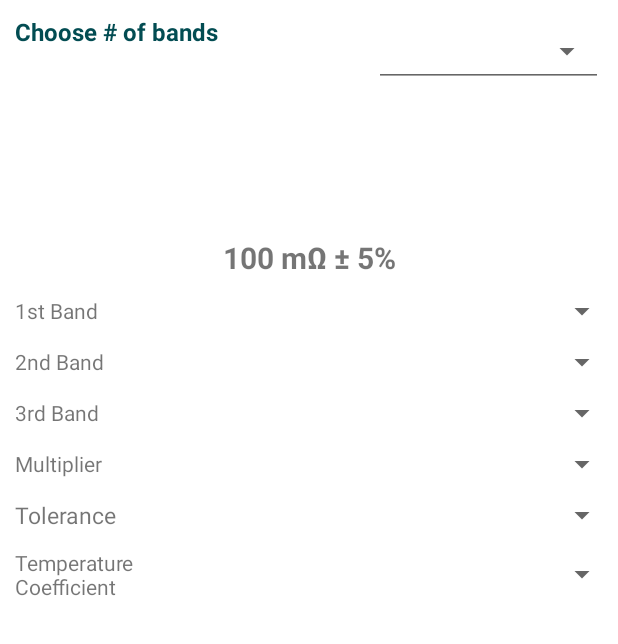
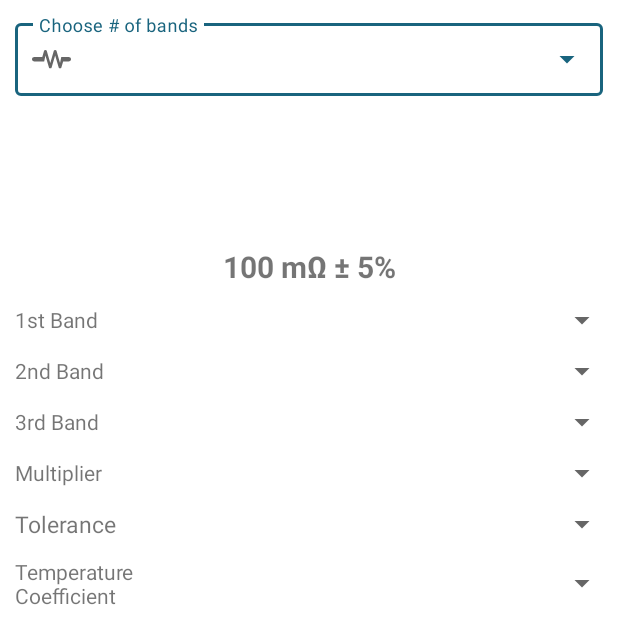
Before and after one commit to kl3jvi/rc-calc, an Android app: the layout activity_main.xml on its own in the app's theme, with its tools: preview values and no code run, on a phone screen of 412 x 824 dp. Shown: the top 644 px of the screen. Run offline under Robolectric (Android 15) with nearby library versions, the phone set to English and light mode, and no system bars.

Commit message:
UI Changes

```diff
--- a/app/build.gradle
+++ b/app/build.gradle
@@ -32,6 +32,7 @@ dependencies {
 
     implementation 'androidx.appcompat:appcompat:1.2.0'
     implementation 'com.google.android.material:material:1.3.0'
+
     implementation 'androidx.constraintlayout:constraintlayout:2.0.4'
 
     // vector library to change colors;
--- /dev/null
+++ b/app/src/main/res/drawable/ic_resistor.xml
@@ -0,0 +1,4 @@
+<vector android:height="14.371258dp" android:viewportHeight="614"
+    android:viewportWidth="1024" android:width="26dp" xmlns:android="http://schemas.android.com/apk/res/android">
+    <path android:fillColor="#626262" android:pathData="M960,376H818l-47,168q-3,12 -13,18.5t-22,5.5q-12,1 -22,-5.5T701,544l-93,-335l-93,335q-3,12 -13,18.5t-22,5.5q-12,1 -22,-5.5T445,544l-93,-335l-32,167H64q-26,0 -45,-18.5t-19,-45T19,267t45,-19h206l47,-168q3,-11 13,-17.5t22,-5.5q12,-1 22,5.5T387,80l93,336l93,-336q3,-11 13,-17.5t22,-5.5q12,-1 22,5.5T643,80l93,336l32,-168h192q27,0 45.5,19t18.5,45.5t-18.5,45T960,376z"/>
+</vector>
--- a/app/src/main/res/layout/activity_main.xml
+++ b/app/src/main/res/layout/activity_main.xml
@@ -2,9 +2,9 @@
 <LinearLayout xmlns:android="http://schemas.android.com/apk/res/android"
     xmlns:app="http://schemas.android.com/apk/res-auto"
     xmlns:tools="http://schemas.android.com/tools"
-    android:orientation="vertical"
     android:layout_width="match_parent"
     android:layout_height="match_parent"
+    android:orientation="vertical"
     tools:context=".MainActivity">
 
     <LinearLayout
@@ -16,25 +16,42 @@
         android:paddingEnd="10dp"
         android:weightSum="2">
 
-        <TextView
-            android:id="@+id/textView"
-            android:layout_width="wrap_content"
+<!--        <TextView-->
+<!--            android:id="@+id/textView"-->
+<!--            android:layout_width="wrap_content"-->
+<!--            android:layout_height="wrap_content"-->
+<!--            android:layout_weight="1"-->
+<!--            android:text="Choose # of bands"-->
+<!--            android:textColor="@color/purple_700"-->
+<!--            android:textSize="16sp"-->
+<!--            android:textStyle="bold"-->
+<!--            app:layout_constraintEnd_toStartOf="@+id/spinner"-->
+<!--            app:layout_constraintStart_toStartOf="parent"-->
+<!--            app:layout_constraintTop_toTopOf="parent" />-->
+
+        <com.google.android.material.textfield.TextInputLayout
+            android:id="@+id/menu"
+            style="@style/Widget.MaterialComponents.TextInputLayout.OutlinedBox.Dense.ExposedDropdownMenu"
+            android:layout_width="match_parent"
             android:layout_height="wrap_content"
-            android:layout_weight="1"
-            android:text="Choose # of bands"
-            android:textColor="@color/purple_700"
-            android:textSize="16sp"
-            android:textStyle="bold"
-            app:layout_constraintEnd_toStartOf="@+id/spinner"
-            app:layout_constraintStart_toStartOf="parent"
-            app:layout_constraintTop_toTopOf="parent" />
+            android:hint="@string/hint_text"
+            app:startIconDrawable="@drawable/ic_resistor">
 
+            <AutoCompleteTextView
+                android:id="@+id/drp"
+
+                android:layout_width="match_parent"
+                android:layout_height="wrap_content"
+                android:inputType="none"
+                />
+
+        </com.google.android.material.textfield.TextInputLayout>
         <Spinner
             android:id="@+id/spinBands"
-            android:layout_width="wrap_content"
+
+            android:layout_width="0dp"
             android:layout_height="wrap_content"
-            style="@android:style/Widget.Material.Spinner.Underlined"
-            android:layout_weight="1"
+
             android:minHeight="48dp"
             app:layout_constraintEnd_toEndOf="parent"
             app:layout_constraintTop_toTopOf="parent"
@@ -52,7 +69,7 @@
         android:paddingBottom="20dp" />
 
     <TextView
-        android:id="@+id/textView2"
+        android:id="@+id/result"
         android:layout_width="match_parent"
         android:layout_height="wrap_content"
         android:gravity="center"
--- a/app/src/main/res/values/colors.xml
+++ b/app/src/main/res/values/colors.xml
@@ -1,8 +1,8 @@
 <?xml version="1.0" encoding="utf-8"?>
 <resources>
-    <color name="purple_200">#FF6ca7ad</color>
-    <color name="purple_500">#FF3C787E</color>
-    <color name="purple_700">#FF024c52</color>
+    <color name="purple_200">#FF5192ad</color>
+    <color name="purple_500">#FF19647e</color>
+    <color name="purple_700">#FF003a52</color>
 
     <color name="teal_200">#FF03DAC5</color>
     <color name="teal_700">#FF018786</color>
--- a/app/src/main/res/values/strings.xml
+++ b/app/src/main/res/values/strings.xml
@@ -1,5 +1,6 @@
 <resources>
     <string name="app_name">RCC Calculator</string>
+    <string name="hint_text">Choose # of bands</string>
 
     <string-array name="number_bands">
         <item>4 Bands</item>
--- a/app/src/main/res/values/themes.xml
+++ b/app/src/main/res/values/themes.xml
@@ -13,4 +13,8 @@
         <item name="android:statusBarColor" tools:targetApi="l">?attr/colorPrimaryVariant</item>
         <!-- Customize your theme here. -->
     </style>
+
+
+
+
 </resources>
```
Also changed, not shown: app/src/main/java/com/kl3jvi/rcccalculator/MainActivity.java (+29 -20 lines), app/src/main/java/com/kl3jvi/rcccalculator/adapters/ColorAdapter.java (+29 -27 lines), app/src/main/java/com/kl3jvi/rcccalculator/adapters/ColorDetails.java (+13 -1 lines), app/src/main/java/com/kl3jvi/rcccalculator/utils/ArrayInitialiser.java (+62 -52 lines), app/src/main/res/layout/list_item.xml (added, +10 -0 lines), app/src/main/res/menu/band_spinners.xml (added, +9 -0 lines).
